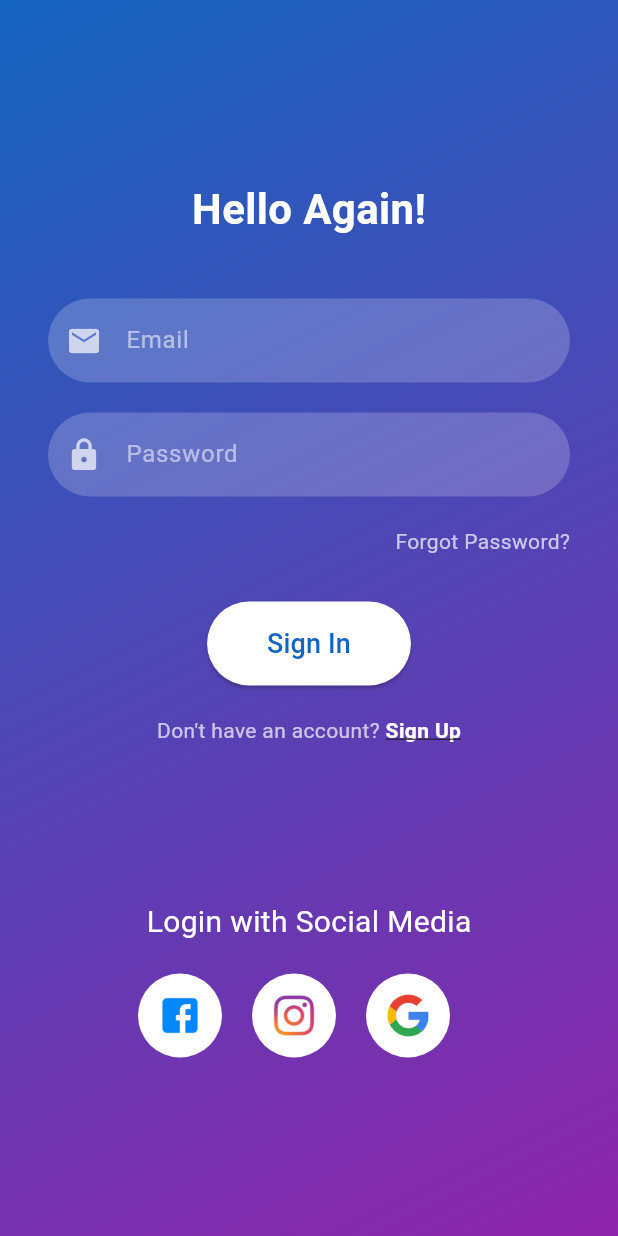
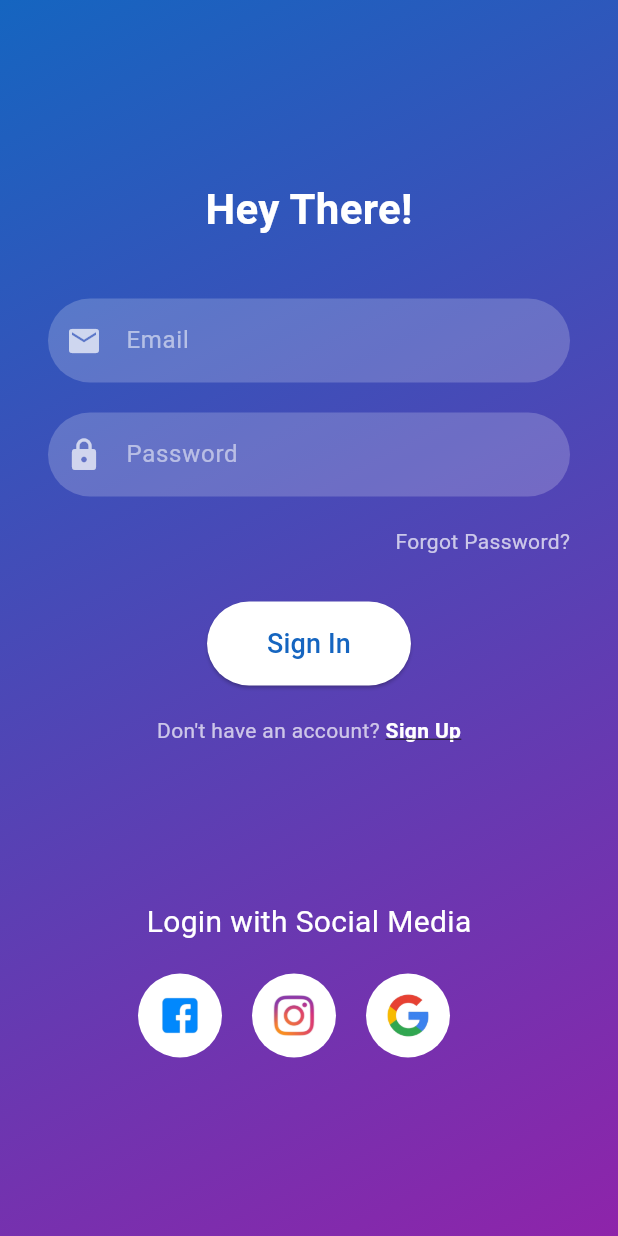
Before and after one commit to Ryanlk404/LOGIN-UP, a Flutter app: the screen it shows after launch, on a phone screen of 412 x 824 dp. Run offline on Flutter 3.47's test engine with Material 3 defaults, Android fonts, the phone set to English and light mode, and no system bars.

Commit message:
sign in modified

```diff
--- a/loginup/lib/sign_in.dart
+++ b/loginup/lib/sign_in.dart
@@ -29,7 +29,7 @@ class SignInPage extends StatelessWidget {
                 mainAxisSize: MainAxisSize.min,
                 children: [
                   const Text(
-                    "Hello Again!",
+                    "Hey There!",
                     style: TextStyle(
                       fontSize: 28,
                       fontWeight: FontWeight.bold,
```
